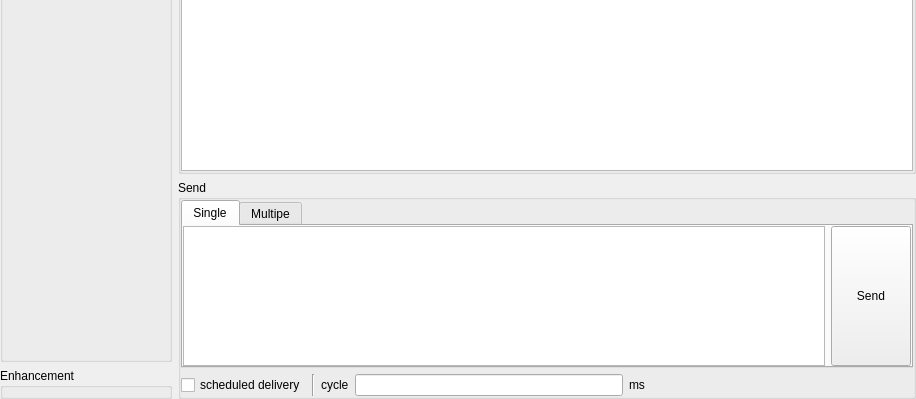
First picture: the form in src/form/serial/formserial.ui, repository MRsoymilk/MySerial, before the edit; both pictures show x 0 to 916 and y 700 to 1099 of the 916 by 1099 pixel window.
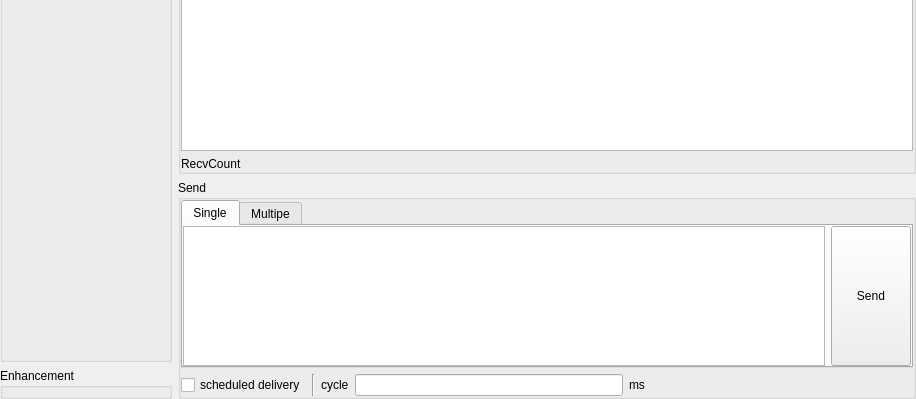
Second picture: the form after the edit.

The edit to the form file:
```diff
--- a/src/form/serial/formserial.ui
+++ b/src/form/serial/formserial.ui
@@ -131,6 +131,17 @@
         <item row="0" column="0">
          <widget class="QPlainTextEdit" name="txtRecv"/>
         </item>
+        <item row="1" column="0">
+         <layout class="QHBoxLayout" name="horizontalLayout">
+          <item>
+           <widget class="QLabel" name="labelRecvCount">
+            <property name="text">
+             <string>RecvCount</string>
+            </property>
+           </widget>
+          </item>
+         </layout>
+        </item>
        </layout>
       </widget>
      </item>
```
